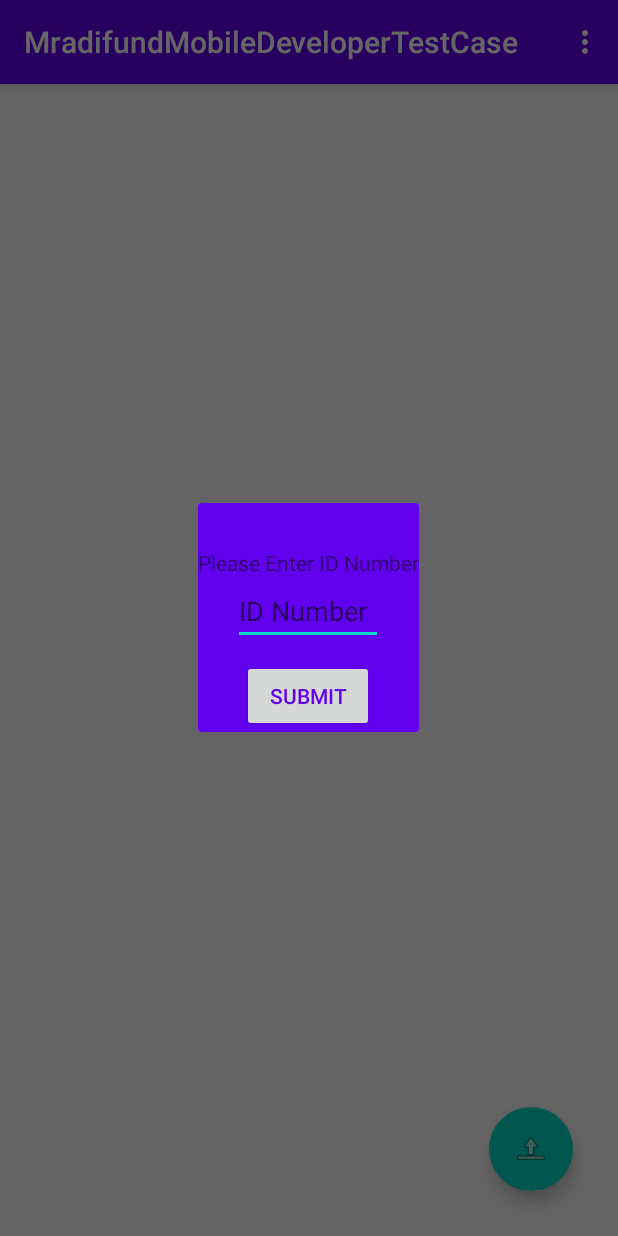
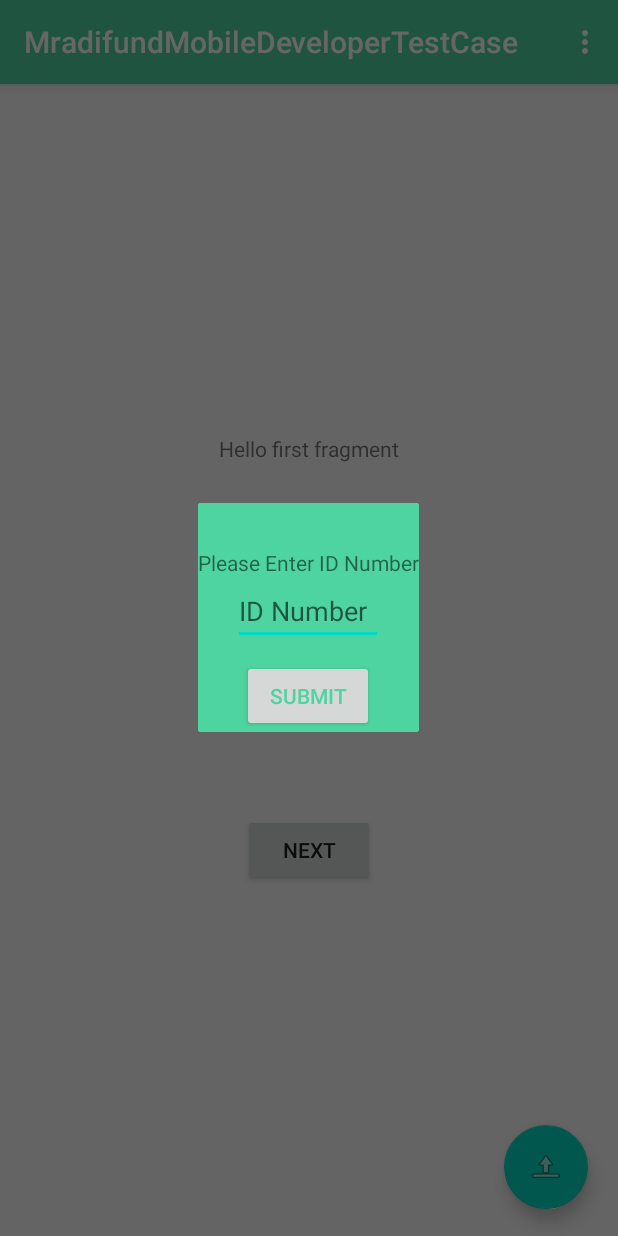
Before and after one commit to Laurent-c4/Mradi-Fund-Developer-Test-Case, an Android app: the screen it shows after launch once a user with an empty profile is signed in (MainActivity), on a phone screen of 412 x 824 dp. Run offline under Robolectric (Android 15) with nearby library versions, the phone set to English and light mode, and no system bars; our stand-ins replace Firebase (no records; nobody signed in at launch, a user with empty details on screens opened directly), navigation-ui; libraries missing offline, so code that uses them is left out: com.firebase.ui, com.jjoe64.graphview.

Commit message:
Implement first user interaction with data (line graph) using Graph View

```diff
--- a/app/build.gradle
+++ b/app/build.gradle
@@ -50,4 +50,5 @@ dependencies {
     implementation 'com.squareup.retrofit2:retrofit:2.8.1'
     implementation 'com.squareup.retrofit2:converter-gson:2.8.1'
     implementation "andhradroid.dev:aFilechooser:1.0.1"
+    implementation 'com.jjoe64:graphview:4.2.2'
 }
--- a/app/src/main/java/com/example/mradifundmobiledevelopertestcase/FirstFragment.java
+++ b/app/src/main/java/com/example/mradifundmobiledevelopertestcase/FirstFragment.java
@@ -27,7 +27,7 @@ public class FirstFragment extends Fragment {
             @Override
             public void onClick(View view) {
                 NavHostFragment.findNavController(FirstFragment.this)
-                        .navigate(R.id.action_FirstFragment_to_SecondFragment);
+                        .navigate(R.id.action_firstFragment_to_lineGraphFragment);
             }
         });
     }
--- a/app/src/main/java/com/example/mradifundmobiledevelopertestcase/MainActivity.java
+++ b/app/src/main/java/com/example/mradifundmobiledevelopertestcase/MainActivity.java
@@ -24,6 +24,11 @@ import androidx.appcompat.widget.Toolbar;
 import androidx.core.app.ActivityCompat;
 import androidx.core.content.ContextCompat;
 import androidx.fragment.app.FragmentManager;
+import androidx.navigation.NavController;
+import androidx.navigation.Navigation;
+import androidx.navigation.fragment.NavHostFragment;
+import androidx.navigation.ui.AppBarConfiguration;
+import androidx.navigation.ui.NavigationUI;
 
 import com.firebase.ui.auth.AuthUI;
 import com.google.android.gms.tasks.OnCompleteListener;
@@ -42,8 +47,15 @@ import com.google.firebase.storage.FirebaseStorage;
 import com.google.firebase.storage.OnProgressListener;
 import com.google.firebase.storage.StorageReference;
 import com.google.firebase.storage.UploadTask;
+import com.jjoe64.graphview.series.DataPoint;
+import com.jjoe64.graphview.series.LineGraphSeries;
 
 import java.io.File;
+import java.util.ArrayList;
+import java.util.HashMap;
+import java.util.List;
+import java.util.Map;
+import java.util.TreeMap;
 
 import okhttp3.MediaType;
 import okhttp3.MultipartBody;
@@ -65,9 +77,15 @@ public class MainActivity extends AppCompatActivity {
     private DatabaseReference mPasswordRef;
     private String userId;
 
+    private  NavController navController;
+
     private ProgressBar progressBar;
 
-    private Uri mPDFUri;
+    public static Uri mPDFUri;
+
+    public static LineGraphSeries<DataPoint> lineGraphSeries = new LineGraphSeries<DataPoint>();
+    public static Double maxY = 0.0;
+    public static String uploadedFilename;
 
 
     @Override
@@ -76,6 +94,11 @@ public class MainActivity extends AppCompatActivity {
         setContentView(R.layout.activity_main);
         Toolbar toolbar = findViewById(R.id.toolbar);
         setSupportActionBar(toolbar);
+
+        navController = Navigation.findNavController(this,R.id.nav_host_fragment);
+        AppBarConfiguration appBarConfiguration=
+                new AppBarConfiguration.Builder(navController.getGraph()).build();
+        NavigationUI.setupWithNavController(toolbar, navController);
 
         progressBar = findViewById(R.id.determinateBar);
 
@@ -200,13 +223,14 @@ public class MainActivity extends AppCompatActivity {
         startActivityForResult(intent, PICK_PDF_REQUEST);
     }
 
-    private  String getFileName(Uri uri) {
+    public String getFileName(Uri uri) {
         ContentResolver cR = getContentResolver();
         Cursor returnCursor = cR.query(uri, null, null, null, null);
         int nameIndex = returnCursor.getColumnIndex(OpenableColumns.DISPLAY_NAME);
         returnCursor.moveToFirst();
         String fileName = returnCursor.getString(nameIndex);
 //        MimeTypeMap mime = MimeTypeMap.getSingleton();
+        uploadedFilename = fileName;
         return fileName;
     }
 
@@ -251,7 +275,61 @@ public class MainActivity extends AppCompatActivity {
                             call.enqueue(new Callback() {
                                 @Override
                                 public void onResponse(Call call, Response response) {
-                                    System.out.println("Success");
+//                                    DatabaseReference mUserExpenditureListReference;
+//                                    mUserExpenditureListReference = FirebaseDatabase.getInstance().getReference("Expenditure_List").child(userId).child(getFileName(mPDFUri).replaceAll("[^A-Za-z0-9]",""));
+//                                    mUserExpenditureListReference.addValueEventListener(new ValueEventListener() {
+//                                        @Override
+//                                        public void onDataChange(@NonNull DataSnapshot dataSnapshot) {
+////                                            Map<String, List<Expenditure>> cache = new HashMap<>();
+////                                            List<Expenditure> expenditureList = new ArrayList<>();
+////                                            for (DataSnapshot locationSnapshot : dataSnapshot.getChildren()){
+////                                                Expenditure expenditure = locationSnapshot.getValue(Expenditure.class);
+////
+////
+////                                                //Group same-day expenditure in hash map
+////                                                List<Expenditure> list = cache.get(expenditure.getDate().substring(8,10));
+////                                                if (list == null) {
+////                                                    list = new ArrayList<>();
+////                                                    cache.put(expenditure.getDate().substring(8,10),list);
+////                                                }
+////                                                list.add(expenditure);
+////
+////                                            }
+////
+////                                            // Function to sort map by Key
+////                                            // TreeMap to store values of HashMap
+////                                            TreeMap<String, List<Expenditure>> sorted = new TreeMap<>();
+////
+////                                            // Copy all data from hashMap into TreeMap
+////                                            sorted.putAll(cache);
+////
+////                                            // Display the TreeMap which is naturally sorted
+////                                            for (Map.Entry<String, List<Expenditure>> entry : sorted.entrySet()){
+////
+////                                                Double totalSpent = 0.0;
+////
+////                                                for (int i = 0; i < entry.getValue().size(); i++) {
+////                                                    totalSpent += entry.getValue().get(i).getSpent();
+////                                                }
+////
+////
+////
+////                                                lineGraphSeries.appendData(new DataPoint(Integer.parseInt(entry.getKey()), totalSpent),true,cache.entrySet().size());
+////                                                if (totalSpent > maxY){
+////                                                    maxY = totalSpent + 2000;
+////                                                }
+////                                            }
+////
+////                                            navController.navigate(R.id.lineGraphFragment);
+//
+//                                        }
+//
+//                                        @Override
+//                                        public void onCancelled(@NonNull DatabaseError databaseError) {
+//
+//                                        }
+//                                    });
+                                    navController.navigate(R.id.lineGraphFragment);
                                 }
 
                                 @Override
@@ -259,8 +337,6 @@ public class MainActivity extends AppCompatActivity {
                                     Log.e("On Failure", t.getMessage());
                                 }
                             });
-
-
 
                         }
                     })
--- a/app/src/main/res/layout/activity_main.xml
+++ b/app/src/main/res/layout/activity_main.xml
@@ -31,15 +31,26 @@
         android:visibility="gone"
         />
 
+    <fragment
+        android:id="@+id/nav_host_fragment"
+        android:name="androidx.navigation.fragment.NavHostFragment"
+        android:layout_width="match_parent"
+        android:layout_height="match_parent"
+        android:layout_below="@+id/determinateBar"
+        app:navGraph="@navigation/nav_graph"
+        app:defaultNavHost="true"
+        />
+
     <com.google.android.material.floatingactionbutton.FloatingActionButton
         android:id="@+id/fab"
         android:layout_width="wrap_content"
         android:layout_height="wrap_content"
+        android:layout_alignParentEnd="true"
+        android:layout_alignParentRight="true"
         android:layout_alignParentBottom="true"
-        android:layout_alignParentRight="true"
-        android:layout_marginBottom="30dp"
-        android:layout_marginRight="30dp"
-        app:srcCompat="@android:drawable/ic_menu_upload"
-        android:layout_alignParentEnd="true" />
+        android:layout_marginEnd="20dp"
+        android:layout_marginRight="20dp"
+        android:layout_marginBottom="18dp"
+        app:srcCompat="@android:drawable/ic_menu_upload" />
 
 </RelativeLayout>
--- a/app/src/main/res/navigation/nav_graph.xml
+++ b/app/src/main/res/navigation/nav_graph.xml
@@ -3,26 +3,21 @@
     xmlns:app="http://schemas.android.com/apk/res-auto"
     xmlns:tools="http://schemas.android.com/tools"
     android:id="@+id/nav_graph"
-    app:startDestination="@id/FirstFragment">
-
+    app:startDestination="@id/firstFragment">
     <fragment
-        android:id="@+id/FirstFragment"
+        android:id="@+id/lineGraphFragment"
+        android:name="com.example.mradifundmobiledevelopertestcase.LineGraphFragment"
+        android:label="Line Graph"
+        tools:layout="@layout/fragment_linegraph" />
+    <fragment
+        android:id="@+id/firstFragment"
         android:name="com.example.mradifundmobiledevelopertestcase.FirstFragment"
-        android:label="@string/first_fragment_label"
-        tools:layout="@layout/fragment_first">
-
+        android:label="fragment_first"
+        tools:layout="@layout/fragment_first" >
         <action
-            android:id="@+id/action_FirstFragment_to_SecondFragment"
-            app:destination="@id/SecondFragment" />
-    </fragment>
-    <fragment
-        android:id="@+id/SecondFragment"
-        android:name="com.example.mradifundmobiledevelopertestcase.SecondFragment"
-        android:label="@string/second_fragment_label"
-        tools:layout="@layout/fragment_second">
-
-        <action
-            android:id="@+id/action_SecondFragment_to_FirstFragment"
-            app:destination="@id/FirstFragment" />
+            android:id="@+id/action_firstFragment_to_lineGraphFragment"
+            app:destination="@id/lineGraphFragment"
+            app:launchSingleTop="false"
+            app:popUpTo="@id/firstFragment" />
     </fragment>
 </navigation>
--- a/app/src/main/res/values/colors.xml
+++ b/app/src/main/res/values/colors.xml
@@ -1,6 +1,6 @@
 <?xml version="1.0" encoding="utf-8"?>
 <resources>
-    <color name="colorPrimary">#6200EE</color>
-    <color name="colorPrimaryDark">#3700B3</color>
+    <color name="colorPrimary">#4ed4a0</color>
+    <color name="colorPrimaryDark">#3A8769</color>
     <color name="colorAccent">#03DAC5</color>
 </resources>
```
Also changed, not shown: app/src/main/java/com/example/mradifundmobiledevelopertestcase/Expenditure.java (added, +51 -0 lines), app/src/main/java/com/example/mradifundmobiledevelopertestcase/ExpenditureList.java (added, +19 -0 lines), app/src/main/java/com/example/mradifundmobiledevelopertestcase/LineGraphFragment.java (added, +121 -0 lines), app/src/main/java/com/example/mradifundmobiledevelopertestcase/SecondFragment.java (deleted, +0 -34 lines), app/src/main/res/layout/fragment_linegraph.xml (added, +14 -0 lines), app/src/main/res/layout/fragment_second.xml (deleted, +0 -27 lines).
